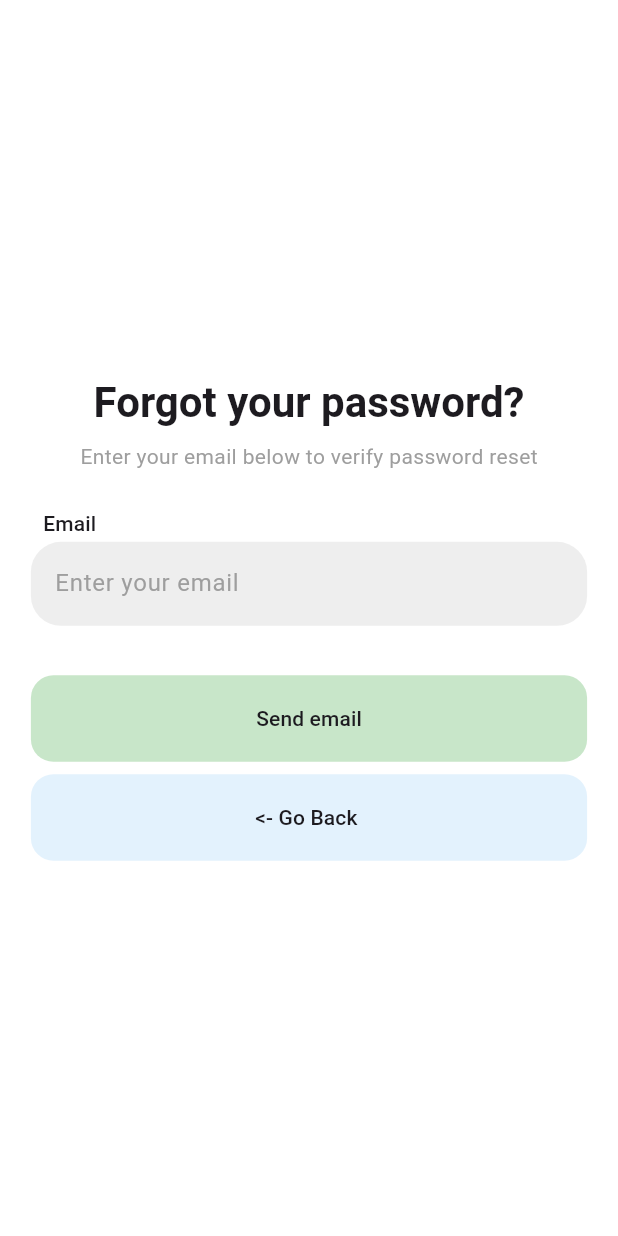
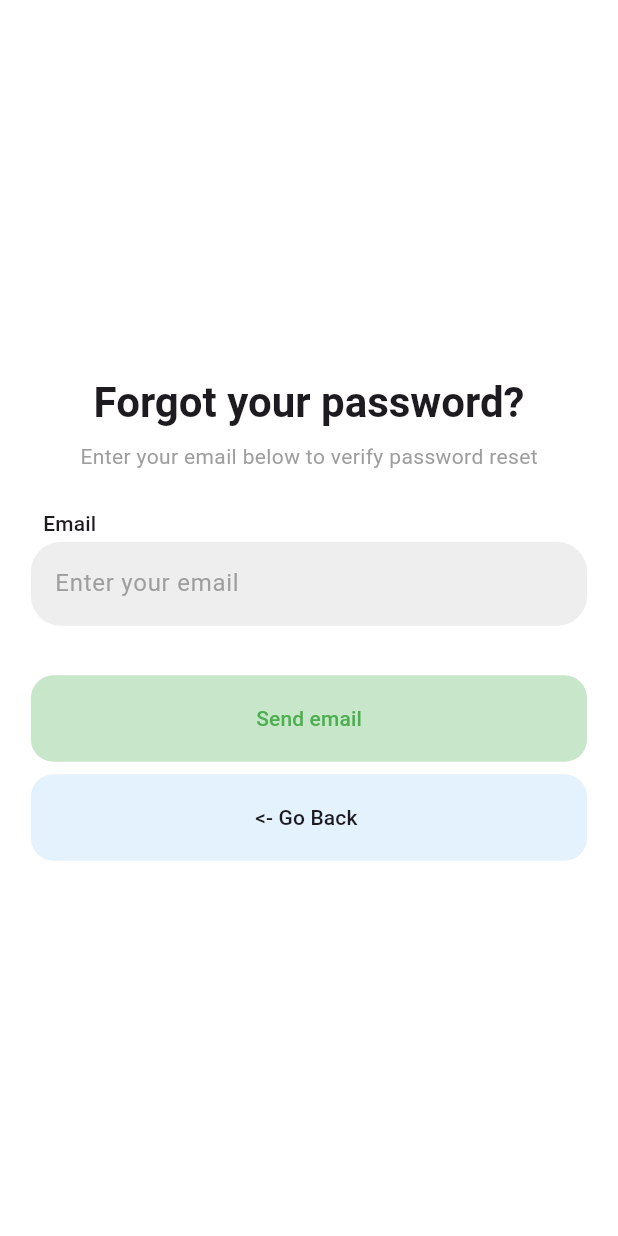
Before and after one commit to abdullahq19/attendance-manager, a Flutter app: the screen it shows after launch, after a tap on "Forgot Password?", on a phone screen of 412 x 824 dp. Run offline on Flutter 3.47's test engine with Material 3 defaults, Android fonts, the phone set to English and light mode, and no system bars; our stand-ins replace cloud_firestore, firebase_auth, firebase_core, firebase_storage, google_sign_in, image_picker; accounts and stored records are empty.

Commit message:
fixed google sign in/up button loading indicator problem

```diff
--- a/lib/main.dart
+++ b/lib/main.dart
@@ -21,6 +21,7 @@ void main() async {
   FirebaseAuth.instance.authStateChanges().listen((user) async{
     if (user == null) {
       log('User is not signed in');
+      initialRoute = SignInPage.pageName;
     } else {
       log('User signed in => uid: ${user.uid}');
       initialRoute = HomePage.pageName;
--- a/lib/screens/forgot password/view/widgets/email_verification_button.dart
+++ b/lib/screens/forgot password/view/widgets/email_verification_button.dart
@@ -17,23 +17,31 @@ class SendEmailVerificationButton extends StatelessWidget {
 
   @override
   Widget build(BuildContext context) {
-    final forgotPasswordPageProvider =
-        Provider.of<ForgotPassPageProvider>(context);
+    return Consumer<ForgotPassPageProvider>(
+      builder: (context, forgotPasswordPageProvider, child) {
         return Align(
           alignment: Alignment.center,
           child: AppCommonButton(
             onPressed: () async {
-          await forgotPasswordPageProvider.forgotPass(emailController.text);
+              await forgotPasswordPageProvider.forgotPass(
+                  emailController.text, context);
               emailController.clear();
             },
             width: width,
             color: AppColors.appButtonBackgroundColor,
             height: height,
-        child: Text(
+            child: forgotPasswordPageProvider.sendingEmail
+                ? const CircularProgressIndicator(color: Colors.green)
+                : Text(
                     'Send email',
-          style: Theme.of(context).textTheme.titleSmall,
+                    style: Theme.of(context)
+                        .textTheme
+                        .titleSmall
+                        ?.copyWith(color: Colors.green),
                   ),
           ),
         );
+      },
+    );
   }
 }
--- a/lib/screens/forgot password/view/widgets/forgot_pass_field.dart
+++ b/lib/screens/forgot password/view/widgets/forgot_pass_field.dart
@@ -14,7 +14,7 @@ class ForgotPasswordField extends StatelessWidget {
           if (email == null || email.isEmpty) {
             return 'Please enter a email';
           } else {
-            return email.validateEmail();
+            return email.validateEmailForForgotPasswordField();
           }
         },
         keyboardType: TextInputType.emailAddress,
--- a/lib/screens/register/view/widgets/google_sign_in_button.dart
+++ /dev/null
@@ -1,51 +0,0 @@
-import 'package:attendance_management_system/consts.dart';
-import 'package:attendance_management_system/screens/register/providers/register_page_provider.dart';
-import 'package:attendance_management_system/screens/sign%20in/providers/sign_in_page_provider.dart';
-import 'package:flutter/material.dart';
-import 'package:provider/provider.dart';
-
-class GoogleSignInButton extends StatelessWidget {
-  const GoogleSignInButton(
-      {super.key, required this.text, required this.isSigningUp});
-
-  final String text;
-  final bool isSigningUp;
-
-  @override
-  Widget build(BuildContext context) {
-    final signInPageProvider = Provider.of<SignInPageProvider>(context, listen: false);
-    final registerPageProvider = Provider.of<RegisterPageProvider>(context, listen: false);
-    final Size(:width, :height) = MediaQuery.sizeOf(context);
-    return Align(
-      alignment: Alignment.center,
-      child: GestureDetector(
-        onTap: () async {
-          isSigningUp
-              ? await registerPageProvider.signUpWithGoogle(context)
-              : await signInPageProvider.signInWithGoogle(context);
-        },
-        child: Container(
-            width: width * 0.9,
-            height: height * 0.07,
-            padding: EdgeInsets.all(width * 0.03),
-            decoration: const BoxDecoration(
-                color: AppColors.white,
-                borderRadius: BorderRadius.all(Radius.circular(15)),
-                boxShadow: [BoxShadow(color: AppColors.grey, blurRadius: 2)]),
-            child: Row(
-              mainAxisAlignment: MainAxisAlignment.center,
-              children: [
-                Image.asset(googleLogoImage),
-                SizedBox(
-                  width: width * 0.03,
-                ),
-                Text(
-                  text,
-                  style: Theme.of(context).textTheme.titleSmall,
-                )
-              ],
-            )),
-      ),
-    );
-  }
-}
--- a/lib/screens/sign in/view/sign_in.dart
+++ b/lib/screens/sign in/view/sign_in.dart
@@ -1,9 +1,9 @@
 import 'package:attendance_management_system/consts.dart';
 import 'package:attendance_management_system/screens/register/view/widgets/divider_row.dart';
 import 'package:attendance_management_system/screens/register/view/widgets/email_field.dart';
-import 'package:attendance_management_system/screens/register/view/widgets/google_sign_in_button.dart';
 import 'package:attendance_management_system/screens/register/view/widgets/password_field.dart';
 import 'package:attendance_management_system/screens/sign%20in/view/widgets/forgot_password_button.dart';
+import 'package:attendance_management_system/screens/sign%20in/view/widgets/google_sign_in_button.dart';
 import 'package:attendance_management_system/screens/sign%20in/view/widgets/sign_in_button.dart';
 import 'package:attendance_management_system/screens/sign%20in/view/widgets/sign_in_page_heading1.dart';
 import 'package:attendance_management_system/screens/sign%20in/view/widgets/sign_in_page_heading2.dart';
@@ -83,10 +83,7 @@ class _SignInPageState extends State<SignInPage> {
       SizedBox(height: height * 0.05),
       const DividerRow(),
       SizedBox(height: height * 0.05),
-      const GoogleSignInButton(
-        text: 'Sign in with Google',
-        isSigningUp: false,
-      ),
+      const GoogleSignInButton(),
       SizedBox(height: height * 0.05),
       const RegisterPageNavigateWidget(),
     ];
--- /dev/null
+++ b/lib/screens/sign in/view/widgets/google_sign_in_button.dart
@@ -0,0 +1,51 @@
+import 'package:attendance_management_system/consts.dart';
+import 'package:attendance_management_system/screens/sign%20in/providers/sign_in_page_provider.dart';
+import 'package:flutter/material.dart';
+import 'package:provider/provider.dart';
+
+class GoogleSignInButton extends StatelessWidget {
+  const GoogleSignInButton({super.key});
+
+  @override
+  Widget build(BuildContext context) {
+    final Size(:width, :height) = MediaQuery.sizeOf(context);
+    return Consumer<SignInPageProvider>(
+      builder: (context, registerPageProvider, child) {
+        return Align(
+          alignment: Alignment.center,
+          child: GestureDetector(
+            onTap: () async {
+              await registerPageProvider.signInWithGoogle(context);
+            },
+            child: Container(
+                width: width * 0.9,
+                height: height * 0.07,
+                padding: EdgeInsets.all(width * 0.03),
+                decoration: const BoxDecoration(
+                    color: AppColors.white,
+                    borderRadius: BorderRadius.all(Radius.circular(15)),
+                    boxShadow: [
+                      BoxShadow(color: AppColors.grey, blurRadius: 2)
+                    ]),
+                child: registerPageProvider.isSigningInWithGoogle
+                    ? const Center(
+                        child: CircularProgressIndicator(color: Colors.blue))
+                    : Row(
+                        mainAxisAlignment: MainAxisAlignment.center,
+                        children: [
+                          Image.asset(googleLogoImage),
+                          SizedBox(
+                            width: width * 0.03,
+                          ),
+                          Text(
+                            'Sign in with Google',
+                            style: Theme.of(context).textTheme.titleSmall,
+                          )
+                        ],
+                      )),
+          ),
+        );
+      },
+    );
+  }
+}
```
Also changed, not shown: lib/screens/attendance/view/attendance_page.dart (+1 -15 lines), lib/screens/forgot password/providers/forgot_pass_page_provider.dart (+19 -2 lines), lib/screens/home/view/home_page.dart (+11 -95 lines), lib/screens/home/view/widgets/home_to_attendance_page.dart (added, +42 -0 lines), lib/screens/home/view/widgets/home_to_leaves_page.dart (added, +42 -0 lines), lib/screens/home/view/widgets/home_to_students_page.dart (added, +42 -0 lines), lib/screens/register/providers/register_page_provider.dart (+6 -4 lines), lib/screens/register/view/register_page.dart (+2 -5 lines), lib/screens/register/view/widgets/google_sign_up_button.dart (added, +51 -0 lines), lib/screens/sign in/providers/sign_in_page_provider.dart (+6 -4 lines), lib/validation.dart (+13 -0 lines). Lines whose indentation alone changed are shown as unchanged.
